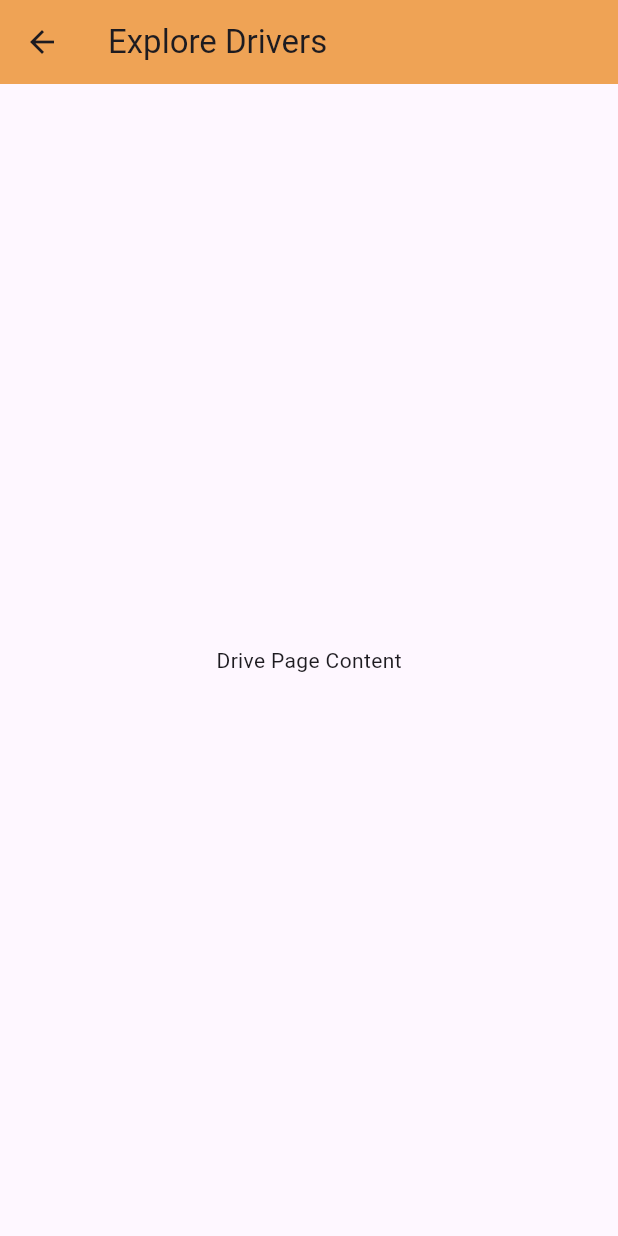
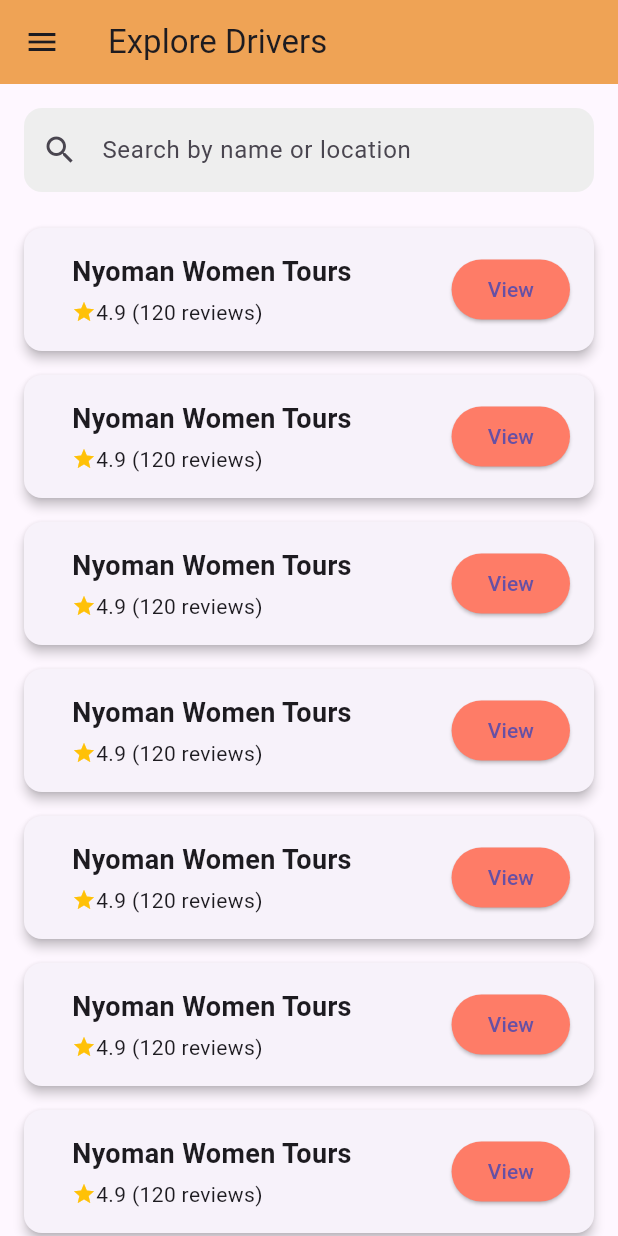
Before and after one commit to ylviverse/SheRoams_for_Robyn, a Flutter app: the DriverPage screen opened directly, on a phone screen of 412 x 824 dp. Run offline on Flutter 3.47's test engine with Material 3 defaults, Android fonts, the light colour scheme and no system bars; our stand-ins replace flutter_svg, google_fonts, google_nav_bar.

Commit message:
added contents

```diff
--- a/lib/components/bot_navbar.dart
+++ b/lib/components/bot_navbar.dart
@@ -56,7 +56,7 @@ class BottomNavBar extends StatelessWidget {
                   text: 'STAY',
                 ),
                 GButton(
-                  icon: Icons.food_bank,
+                  icon: Icons.lunch_dining,
                   text: 'FOOD',
                 ),
               ],
--- a/lib/pages/driver_page.dart
+++ b/lib/pages/driver_page.dart
@@ -5,14 +5,94 @@ class DriverPage extends StatelessWidget {
 
   @override
   Widget build(BuildContext context) {
-    // No Scaffold or BottomNavBar needed here either
+    // The Scaffold is removed. This widget is now just the page content.
     return Scaffold(
-      appBar: AppBar(
+       appBar: AppBar(
         title: const Text('Explore Drivers'),
         backgroundColor: const Color(0xFFefa355),
+        leading: IconButton(
+          icon: const Icon(Icons.menu),
+          onPressed: () {
+            // This will now correctly find the drawer in MainPage
+            Scaffold.of(context).openDrawer();
+          },
+        ),
       ),
-      body: const Center(
-        child: Text('Drive Page Content'),
+      body: Column(
+        children: [
+          // 1. Search Bar
+          Padding(
+            padding: const EdgeInsets.all(16.0),
+            child: TextField(
+              decoration: InputDecoration(
+                hintText: 'Search by name or location',
+                prefixIcon: const Icon(Icons.search),
+                filled: true,
+                fillColor: Colors.grey[200],
+                border: OutlineInputBorder(
+                  borderRadius: BorderRadius.circular(12),
+                  borderSide: BorderSide.none,
+                ),
+              ),
+            ),
+          ),
+          // 2. List of Drivers
+          Expanded(
+            child: ListView.builder(
+              itemCount: 10,
+              itemBuilder: (context, index) {
+                return _buildDriverCard(context);
+              },
+            ),
+          ),
+        ],
+      ),
+    );
+  }
+
+  // Helper widget to build a driver card
+  Widget _buildDriverCard(BuildContext context) {
+    return Card(
+      margin: const EdgeInsets.symmetric(horizontal: 16.0, vertical: 8.0),
+      elevation: 3,
+      shape: RoundedRectangleBorder(borderRadius: BorderRadius.circular(12)),
+      child: Padding(
+        padding: const EdgeInsets.all(16.0),
+        child: Row(
+          children: [
+
+            const SizedBox(width: 16),
+            Expanded(
+              child: Column(
+                crossAxisAlignment: CrossAxisAlignment.start,
+                children: [
+                  const Text(
+                    'Nyoman Women Tours',
+                    style: TextStyle(
+                      fontSize: 18,
+                      fontWeight: FontWeight.bold,
+                    ),
+                  ),
+                  const SizedBox(height: 4),
+                  Row(
+                    children: const [
+                      Icon(Icons.star, color: Colors.amber, size: 16),
+                      Text('4.9 (120 reviews)'),
+                    ],
+                  ),
+                ],
+              ),
+            ),
+            const SizedBox(width: 8),
+            ElevatedButton(
+              onPressed: () {},
+              style: ElevatedButton.styleFrom(
+                backgroundColor: const Color(0xFFfe7c67),
+              ),
+              child: const Text('View'),
+            ),
+          ],
+        ),
       ),
     );
   }
```
Also changed, not shown: lib/page_switch/switch_bridge.dart (+35 -0 lines), lib/pages/homepage.dart (+7 -7 lines).
